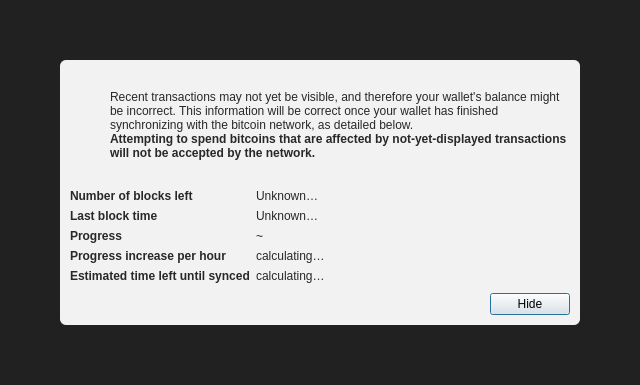
labe971/elektron-net, file src/qt/forms/modaloverlay.ui: the form before one commit.
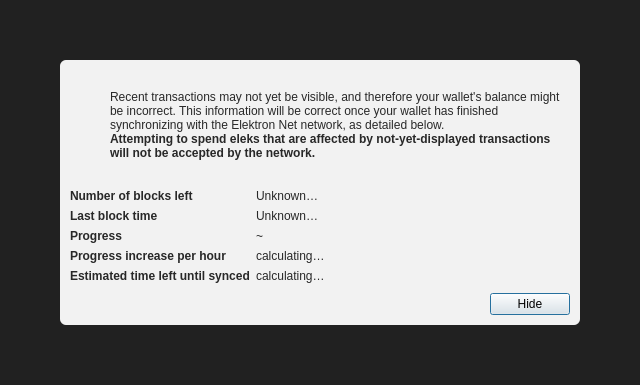
The form after the commit. Icons and pictures are not drawn.

```diff
--- a/src/qt/forms/modaloverlay.ui
+++ b/src/qt/forms/modaloverlay.ui
@@ -130,7 +130,7 @@
              <item>
               <widget class="QLabel" name="infoText">
                <property name="text">
-                <string>Recent transactions may not yet be visible, and therefore your wallet's balance might be incorrect. This information will be correct once your wallet has finished synchronizing with the bitcoin network, as detailed below.</string>
+                <string>Recent transactions may not yet be visible, and therefore your wallet's balance might be incorrect. This information will be correct once your wallet has finished synchronizing with the Elektron Net network, as detailed below.</string>
                </property>
                <property name="textFormat">
                 <enum>Qt::RichText</enum>
@@ -149,7 +149,7 @@
                 </font>
                </property>
                <property name="text">
-                <string>Attempting to spend bitcoins that are affected by not-yet-displayed transactions will not be accepted by the network.</string>
+                <string>Attempting to spend eleks that are affected by not-yet-displayed transactions will not be accepted by the network.</string>
                </property>
                <property name="textFormat">
                 <enum>Qt::RichText</enum>
```
